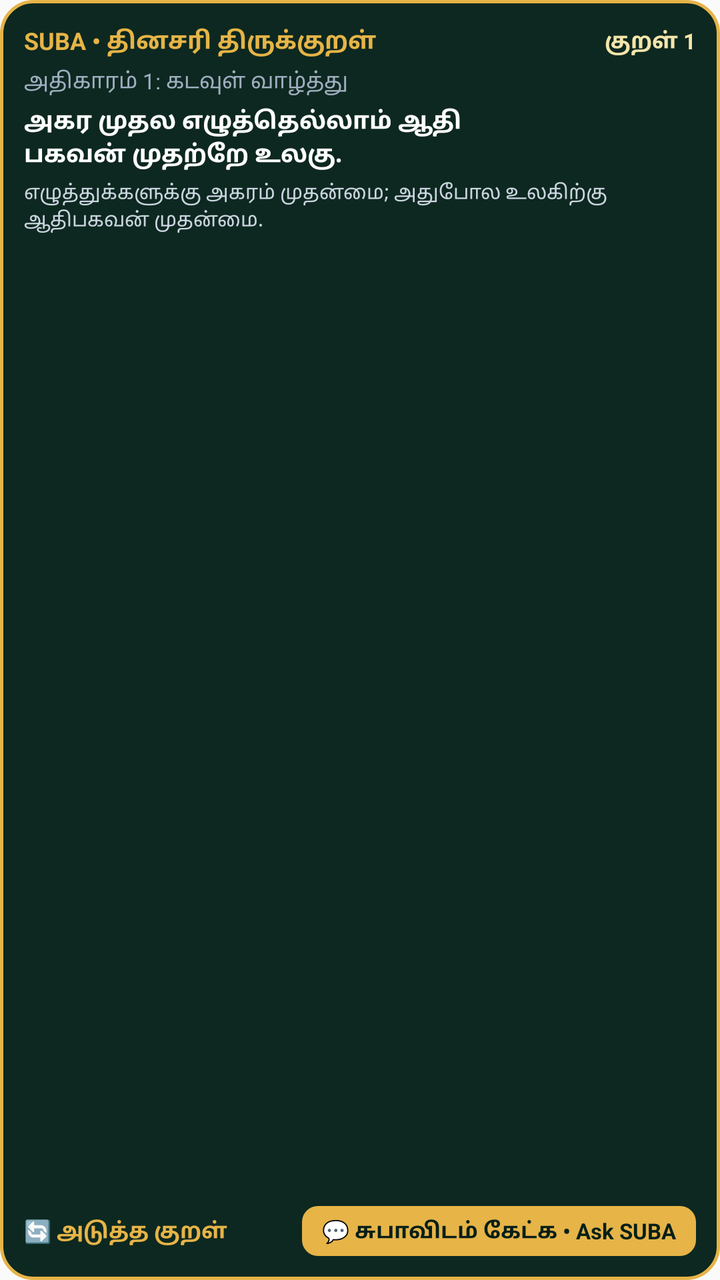
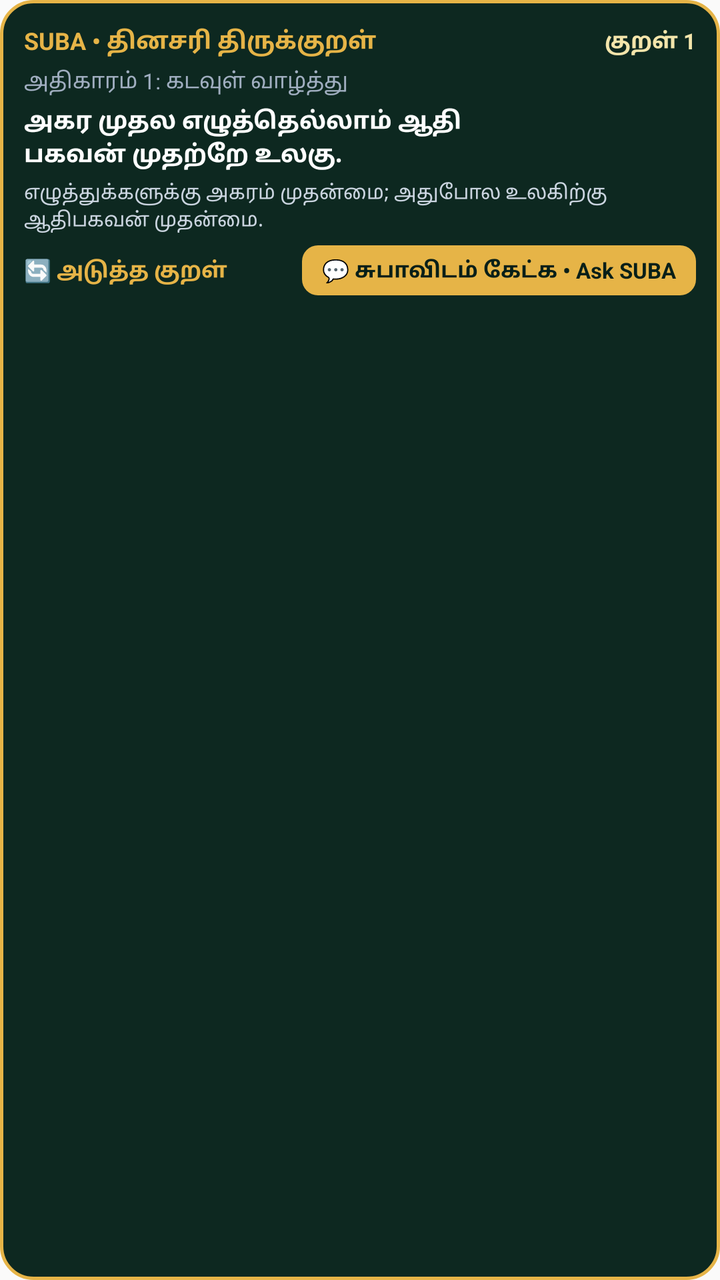

An Android layout rendered at two revisions. The XML below is the earlier revision; the diff shows what the commit changed to produce the second picture.
<!-- AndroidManifest.xml: application theme AppTheme -->
<!-- res/layout/suba_widget.xml -->
<?xml version="1.0" encoding="utf-8"?>
<LinearLayout xmlns:android="http://schemas.android.com/apk/res/android"
    android:id="@+id/widget_root"
    android:layout_width="match_parent"
    android:layout_height="match_parent"
    android:background="@drawable/widget_bg"
    android:orientation="vertical"
    android:padding="12dp">

    
    <LinearLayout
        android:layout_width="match_parent"
        android:layout_height="wrap_content"
        android:orientation="horizontal"
        android:gravity="center_vertical"
        android:layout_marginBottom="4dp">

        <TextView
            android:id="@+id/widget_header_title"
            android:layout_width="0dp"
            android:layout_height="wrap_content"
            android:layout_weight="1"
            android:text="@string/widget_title"
            android:textColor="#E6B447"
            android:textSize="12sp"
            android:textStyle="bold" />

        <TextView
            android:id="@+id/widget_kural_number"
            android:layout_width="wrap_content"
            android:layout_height="wrap_content"
            android:text="குறள் 1"
            android:textColor="#F3E5AB"
            android:textSize="11sp"
            android:textStyle="bold" />
    </LinearLayout>

    
    <TextView
        android:id="@+id/widget_chapter"
        android:layout_width="match_parent"
        android:layout_height="wrap_content"
        android:text="அதிகாரம் 1: கடவுள் வாழ்த்து"
        android:textColor="#A0AEC0"
        android:textSize="11sp"
        android:layout_marginBottom="4dp" />

    
    <TextView
        android:id="@+id/widget_kural_line1"
        android:layout_width="match_parent"
        android:layout_height="wrap_content"
        android:text="அகர முதல எழுத்தெல்லாம் ஆதி"
        android:textColor="#FFFFFF"
        android:textSize="12sp"
        android:textStyle="bold"
        android:maxLines="1"
        android:ellipsize="end" />

    
    <TextView
        android:id="@+id/widget_kural_line2"
        android:layout_width="match_parent"
        android:layout_height="wrap_content"
        android:text="பகவன் முதற்றே உலகு."
        android:textColor="#FFFFFF"
        android:textSize="12sp"
        android:textStyle="bold"
        android:maxLines="1"
        android:ellipsize="end"
        android:layout_marginBottom="4dp" />

    
    <TextView
        android:id="@+id/widget_meaning"
        android:layout_width="match_parent"
        android:layout_height="0dp"
        android:layout_weight="1"
        android:text="எழுத்துக்களுக்கு அகரம் முதன்மை; அதுபோல உலகிற்கு ஆதிபகவன் முதன்மை."
        android:textColor="#CBD5E0"
        android:textSize="10sp"
        android:maxLines="2"
        android:ellipsize="end"
        android:layout_marginBottom="6dp" />

    
    <LinearLayout
        android:layout_width="match_parent"
        android:layout_height="wrap_content"
        android:orientation="horizontal"
        android:gravity="center_vertical">

        <TextView
            android:id="@+id/widget_btn_next"
            android:layout_width="0dp"
            android:layout_height="wrap_content"
            android:layout_weight="1"
            android:text="🔄 அடுத்த குறள்"
            android:textColor="#E6B447"
            android:textSize="11sp"
            android:textStyle="bold" />

        <TextView
            android:id="@+id/widget_btn_ask"
            android:layout_width="wrap_content"
            android:layout_height="wrap_content"
            android:background="@drawable/widget_btn_bg"
            android:paddingLeft="10dp"
            android:paddingRight="10dp"
            android:paddingTop="5dp"
            android:paddingBottom="5dp"
            android:text="@string/widget_ask_button"
            android:textColor="#071F18"
            android:textSize="11sp"
            android:textStyle="bold" />
    </LinearLayout>

</LinearLayout>
<!-- resources referenced by this layout -->
<resources>
  <!-- drawable widget_bg (drawable) -->
  <?xml version="1.0" encoding="utf-8"?>
  <shape xmlns:android="http://schemas.android.com/apk/res/android"
      android:shape="rectangle">
      <solid android:color="#0D2820" />
      <stroke
          android:width="1.5dp"
          android:color="#E6B447" />
      <corners android:radius="16dp" />
  </shape>
  <!-- drawable widget_btn_bg (drawable) -->
  <?xml version="1.0" encoding="utf-8"?>
  <shape xmlns:android="http://schemas.android.com/apk/res/android"
      android:shape="rectangle">
      <solid android:color="#E6B447" />
      <corners android:radius="8dp" />
  </shape>
  <string name="widget_ask_button">💬 சுபாவிடம் கேட்க • Ask SUBA</string>
  <string name="widget_title">SUBA • தினசரி திருக்குறள்</string>
  <style name="AppTheme" parent="Theme.AppCompat.Light.DarkActionBar">
          
          <item name="colorPrimary">@color/colorPrimary</item>
          <item name="colorPrimaryDark">@color/colorPrimaryDark</item>
          <item name="colorAccent">@color/colorAccent</item>
      </style>
  <color name="colorPrimary">#023c69</color>
</resources>

<!-- the commit's change to res/layout/suba_widget.xml (unified diff, before → after) -->
@@ -74,8 +74,7 @@
     <TextView
         android:id="@+id/widget_meaning"
         android:layout_width="match_parent"
-        android:layout_height="0dp"
-        android:layout_weight="1"
+        android:layout_height="wrap_content"
         android:text="எழுத்துக்களுக்கு அகரம் முதன்மை; அதுபோல உலகிற்கு ஆதிபகவன் முதன்மை."
         android:textColor="#CBD5E0"
         android:textSize="10sp"
